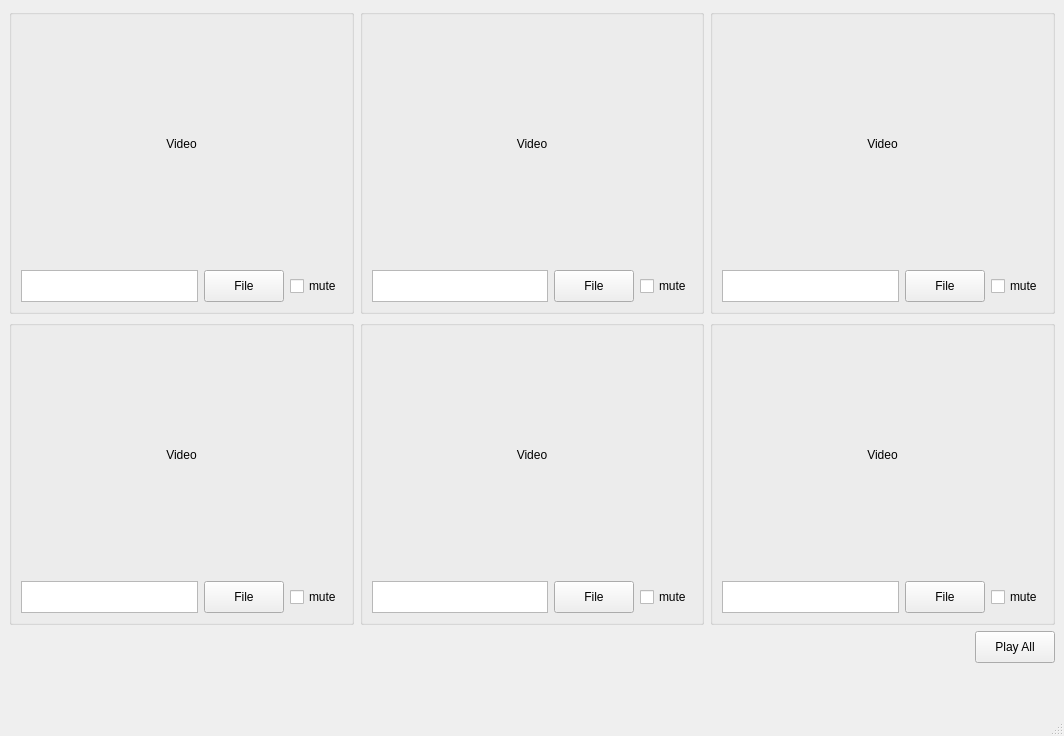
The window that ffwdemo/mainwindow.ui (mvaranda/multimedia) describes before a commit, drawn with Qt 5.
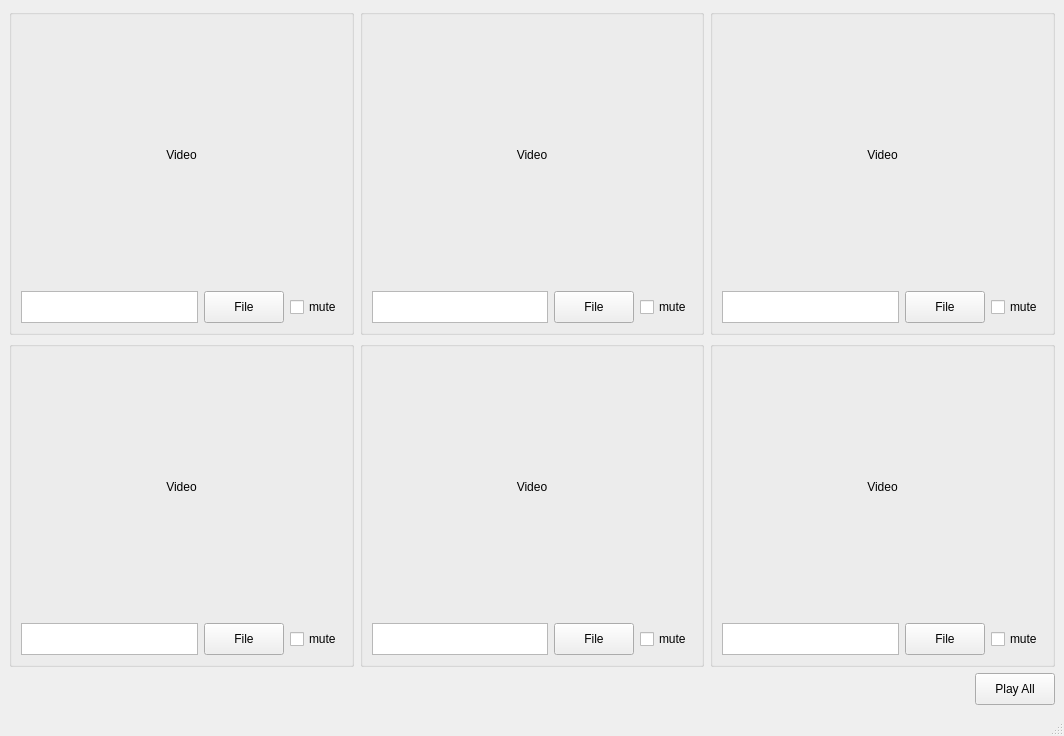
The same window after the commit.

```diff
--- a/ffwdemo/mainwindow.ui
+++ b/ffwdemo/mainwindow.ui
@@ -431,19 +431,6 @@
       </item>
      </layout>
     </item>
-    <item>
-     <spacer name="verticalSpacer">
-      <property name="orientation">
-       <enum>Qt::Vertical</enum>
-      </property>
-      <property name="sizeHint" stdset="0">
-       <size>
-        <width>20</width>
-        <height>40</height>
-       </size>
-      </property>
-     </spacer>
-    </item>
    </layout>
   </widget>
   <widget class="QMenuBar" name="menubar">
```
